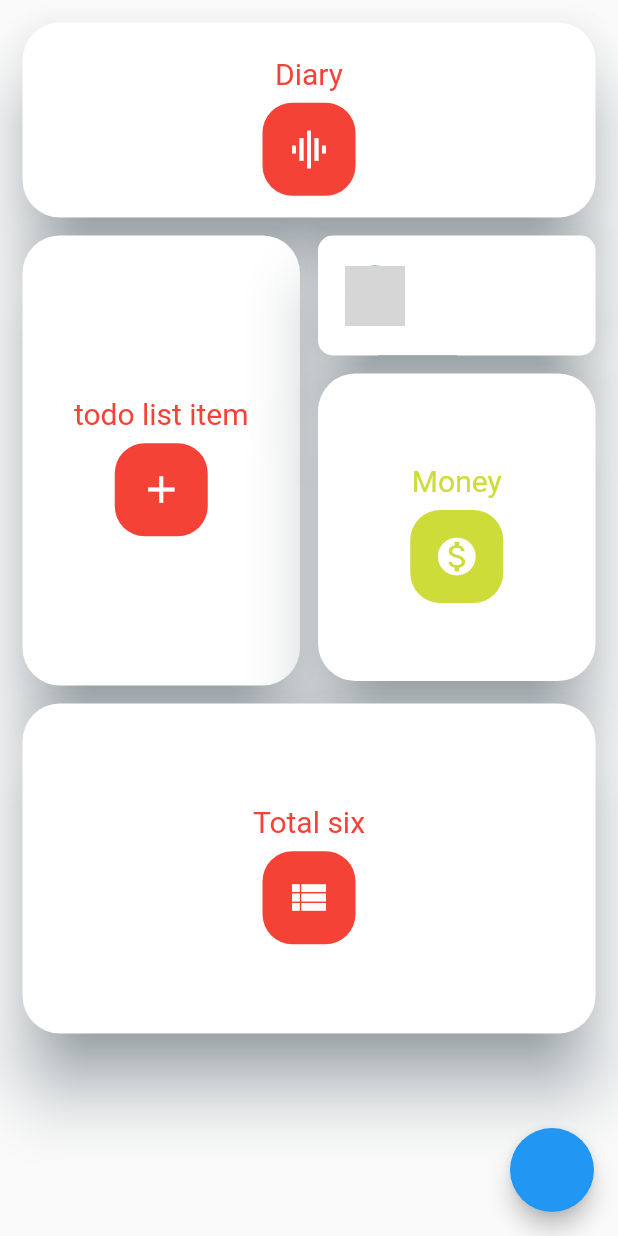
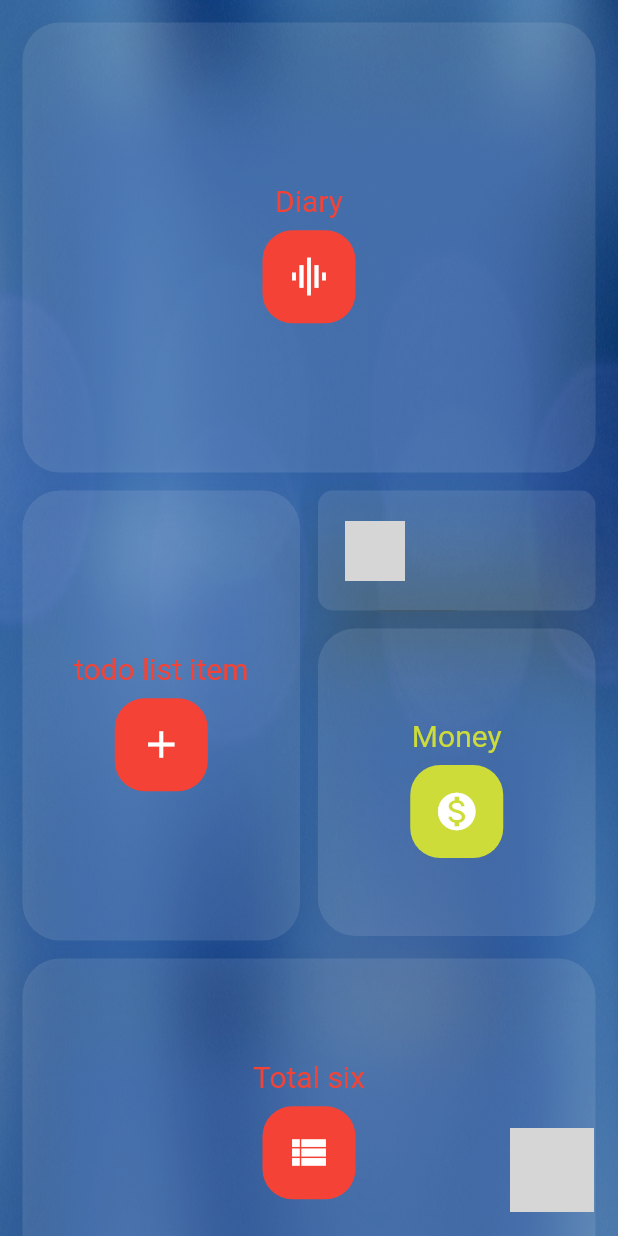
Before and after one commit to H-Zaman/My_Journal, a Flutter app: the HomeScreen screen opened directly with empty values, on a phone screen of 412 x 824 dp. Run offline on Flutter 3.47's test engine with Material 2 defaults, Android fonts, the phone set to English and light mode, and no system bars; our stand-ins replace flutter_spinkit, sqflite; missing offline and left inert: fab_circular_menu, flutter_animated_dialog; accounts and stored records are empty; network calls fail; grey boxes are pictures that could not be loaded.

```diff
--- a/lib/fab_circular_menu/fab_package.dart
+++ b/lib/fab_circular_menu/fab_package.dart
@@ -1,4 +1,5 @@
 import 'package:fab_circular_menu/fab_circular_menu.dart';
+import 'package:flutter/cupertino.dart';
 import 'package:flutter/material.dart';
 
 class PackageFab extends StatefulWidget {
@@ -10,12 +11,21 @@ class _PackageFabState extends State<PackageFab> {
   @override
   Widget build(BuildContext context) {
     return FabCircularMenu(
+      ringDiameter: 300.0,
+      ringWidth: 60.0,
+      fabMargin: EdgeInsets.all(20.0),
+      ringColor: Colors.white54,
+      fabColor: Colors.white10,
+      fabOpenIcon: Icon(Icons.settings),
       //position
-      alignment: Alignment.bottomCenter,
+//      alignment: Alignment.bottomCenter,
       children: <Widget>[
+        //Diary
         IconButton(
           icon: Icon(Icons.note_add),
-          onPressed: () {},
+          onPressed: () {
+            Navigator.pushNamed(context, '/diaryAdd');
+          },
         ),
         IconButton(
           icon: Icon(Icons.list),
@@ -28,6 +38,12 @@ class _PackageFabState extends State<PackageFab> {
         IconButton(
           icon: Icon(Icons.monetization_on),
           onPressed: () {},
+        ),
+        IconButton(
+          icon: Icon(Icons.speaker_notes_off),
+          onPressed: () {
+            Navigator.pushNamed(context, '/temp',arguments: {'internet' : true});
+          },
         )
       ],
     );
--- a/lib/screens/home/home.dart
+++ b/lib/screens/home/home.dart
@@ -1,6 +1,9 @@
 import 'package:flutter/material.dart';
+import 'package:flutter/painting.dart';
 import 'package:flutter/rendering.dart';
 import 'package:flutter_staggered_grid_view/flutter_staggered_grid_view.dart';
+import 'package:myapp/fab_circular_menu/fab_package.dart';
+import 'package:myapp/shared/bg_image.dart';
 
 class HomeScreen extends StatefulWidget {
   @override
@@ -12,9 +15,9 @@ class _HomeScreenState extends State<HomeScreen> {
   /*the function to make tiles with pre settings*/
   Material dashItems(IconData icon,String title,Color color) {
     return Material(
-      color: Colors.white,
+      color: Colors.white10,
       elevation: 20,
-      shadowColor: Colors.blueGrey,
+      shadowColor: Colors.blueAccent,
       borderRadius: BorderRadius.circular(25.0),
       child: Center(
         child: Padding(
@@ -71,7 +74,9 @@ class _HomeScreenState extends State<HomeScreen> {
 
 
     return Scaffold(
-      body: SafeArea(
+      body: Container(
+        decoration: customBackgroundImage('assets/backgrounds/blur/app-blurred-bg-3.jpg'),
+        child: SafeArea(
           child: StaggeredGridView.count(
             crossAxisCount: 2,
             crossAxisSpacing: 12.0,
@@ -84,7 +89,7 @@ class _HomeScreenState extends State<HomeScreen> {
               //Showing time Tile,
               //TODO make time auto update each minute
               Material(
-              color: Colors.white,
+                color: Colors.white10,
                 elevation: 20,
                 shadowColor: Colors.blueGrey,
                 borderRadius: BorderRadius.circular(10),
@@ -124,7 +129,7 @@ class _HomeScreenState extends State<HomeScreen> {
             staggeredTiles: [
               //Diary Item
 
-            StaggeredTile.extent(2,130),
+              StaggeredTile.extent(2,300),
 
               //list to-do
               StaggeredTile.extent(1,300),
@@ -139,13 +144,8 @@ class _HomeScreenState extends State<HomeScreen> {
             ],
           ),
         ),
-      floatingActionButton: FloatingActionButton(
-        onPressed: (){
-          Navigator.pushNamed(context, '/temp', arguments: {
-            'internet' : true
-          });
-        },
       ),
+      floatingActionButton: PackageFab(),
     );
   }
 }
--- /dev/null
+++ b/lib/shared/bg_image.dart
@@ -0,0 +1,10 @@
+import 'package:flutter/material.dart';
+
+customBackgroundImage (String image){
+  return BoxDecoration(
+    image: DecorationImage(
+      image: AssetImage(image),
+      fit: BoxFit.fill
+    )
+  );
+}
--- a/pubspec.yaml
+++ b/pubspec.yaml
@@ -31,6 +31,8 @@ dependencies:
   sqflite: ^1.3.0
   path_provider: ^1.6.7
   flutter_animated_dialog: ^1.0.3
+  curved_navigation_bar: ^0.3.2
+  page_transition: ^1.1.5
 
 dev_dependencies:
   flutter_test:
```
Also changed, not shown: lib/screens/home/pages/diary_add.dart (+134 -3 lines), lib/screens/home/temporaryNote.dart (+2 -6 lines), lib/shared/testInputDecoration.dart (added, +18 -0 lines), pubspec.lock. Lines whose indentation alone changed are shown as unchanged.
